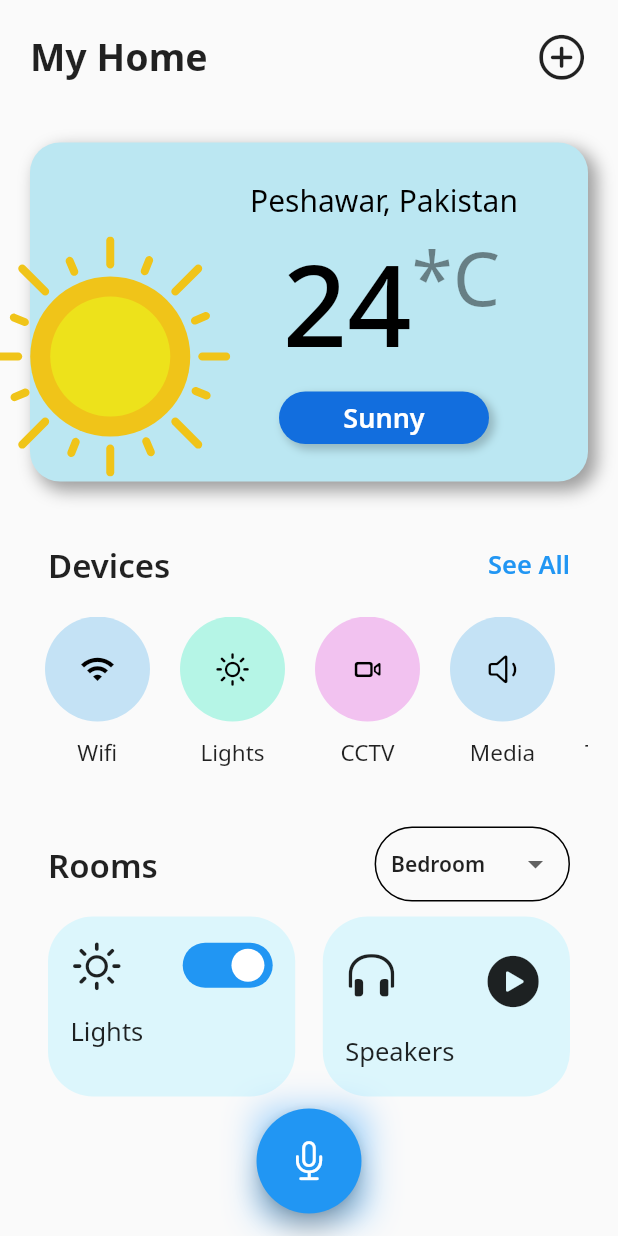
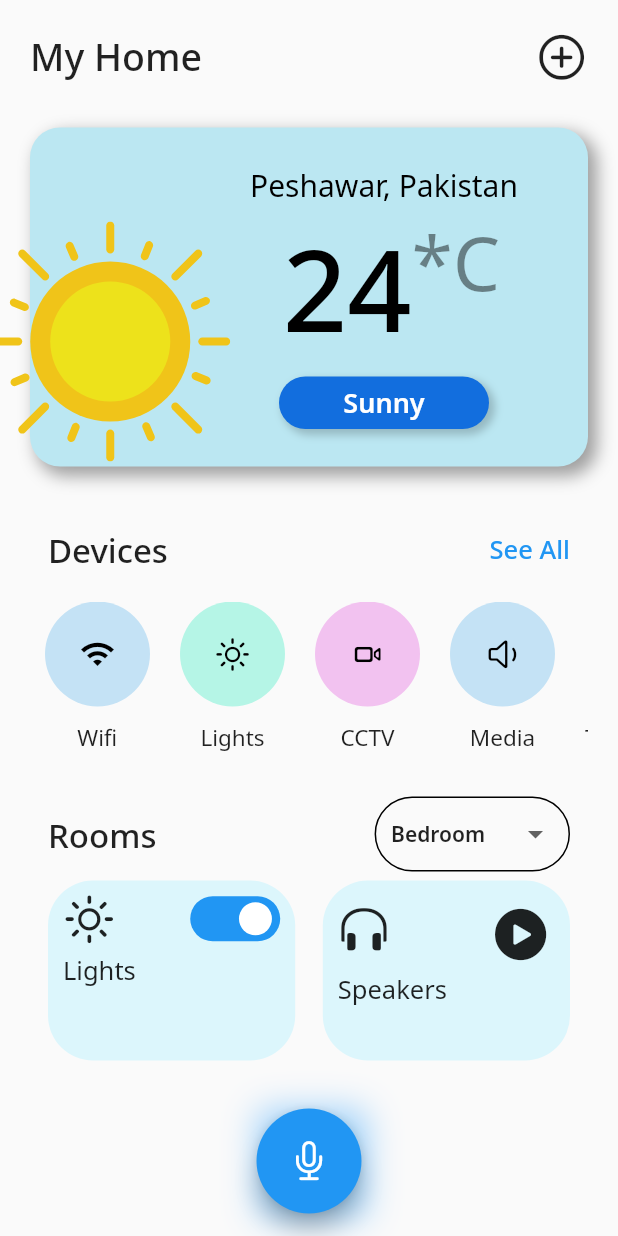
Before and after one commit to zawiyarkhan/IOTapp, a Flutter app: the screen it shows after launch, on a phone screen of 412 x 824 dp. Run offline on Flutter 3.47's test engine with Material 2 defaults, Android fonts, the phone set to English and light mode, and no system bars; drawn by our look-alikes of flutter_switch; our stand-ins replace flutter_svg, google_fonts.

Commit message:
minor Changes in UI

```diff
--- a/lib/Pages/home.dart
+++ b/lib/Pages/home.dart
@@ -39,7 +39,7 @@ class _HomepageState extends State<Homepage> {
                     "My Home",
                     style: GoogleFonts.notoSans(
                       fontSize: 25,
-                      fontWeight: FontWeight.w700,
+                      fontWeight: FontWeight.w500,
                     ),
                   ),
                   Icon(
@@ -48,7 +48,7 @@ class _HomepageState extends State<Homepage> {
                   ),
                 ],
               ),
-              SizedBox(height: 40),
+              SizedBox(height: 30),
               WeatherCard(),
               SizedBox(height: 40),
               Padding(
@@ -59,13 +59,13 @@ class _HomepageState extends State<Homepage> {
                     Text(
                       "Devices",
                       style: GoogleFonts.notoSans(
-                          fontSize: 22, fontWeight: FontWeight.w600),
+                          fontSize: 22, fontWeight: FontWeight.w500),
                     ),
                     Text(
                       "See All",
                       style: GoogleFonts.notoSans(
                         fontSize: 17,
-                        fontWeight: FontWeight.w600,
+                        fontWeight: FontWeight.w500,
                         color: Colors.blue,
                       ),
                     ),
@@ -77,7 +77,7 @@ class _HomepageState extends State<Homepage> {
               ),
               DevicesList(),
               SizedBox(
-                height: 40,
+                height: 30,
               ),
               Padding(
                 padding: const EdgeInsets.symmetric(horizontal: 12.0),
@@ -87,7 +87,7 @@ class _HomepageState extends State<Homepage> {
                     Text(
                       "Rooms",
                       style: GoogleFonts.notoSans(
-                          fontSize: 22, fontWeight: FontWeight.w600),
+                          fontSize: 22, fontWeight: FontWeight.w500),
                     ),
                     Container(
                       padding: EdgeInsets.symmetric(horizontal: 10),
@@ -107,7 +107,7 @@ class _HomepageState extends State<Homepage> {
                 ),
               ),
               SizedBox(
-                height: 10,
+                height: 6,
               ),
               Padding(
                 padding: const EdgeInsets.symmetric(horizontal: 12.0),
--- a/lib/Widgets/room_card.dart
+++ b/lib/Widgets/room_card.dart
@@ -37,7 +37,7 @@ class _RoomCardState extends State<RoomCard> {
         openDialog();
       },
       child: Container(
-        padding: EdgeInsets.all(15),
+        padding: EdgeInsets.symmetric(horizontal: 10, vertical: 8),
         height: 120,
         width: width / 2.5,
         decoration: BoxDecoration(
@@ -50,7 +50,7 @@ class _RoomCardState extends State<RoomCard> {
               children: [widget.showIcon, widget.interact],
             ),
             SizedBox(
-              height: 15,
+              height: 5,
             ),
             Text(
               widget.name,
```
